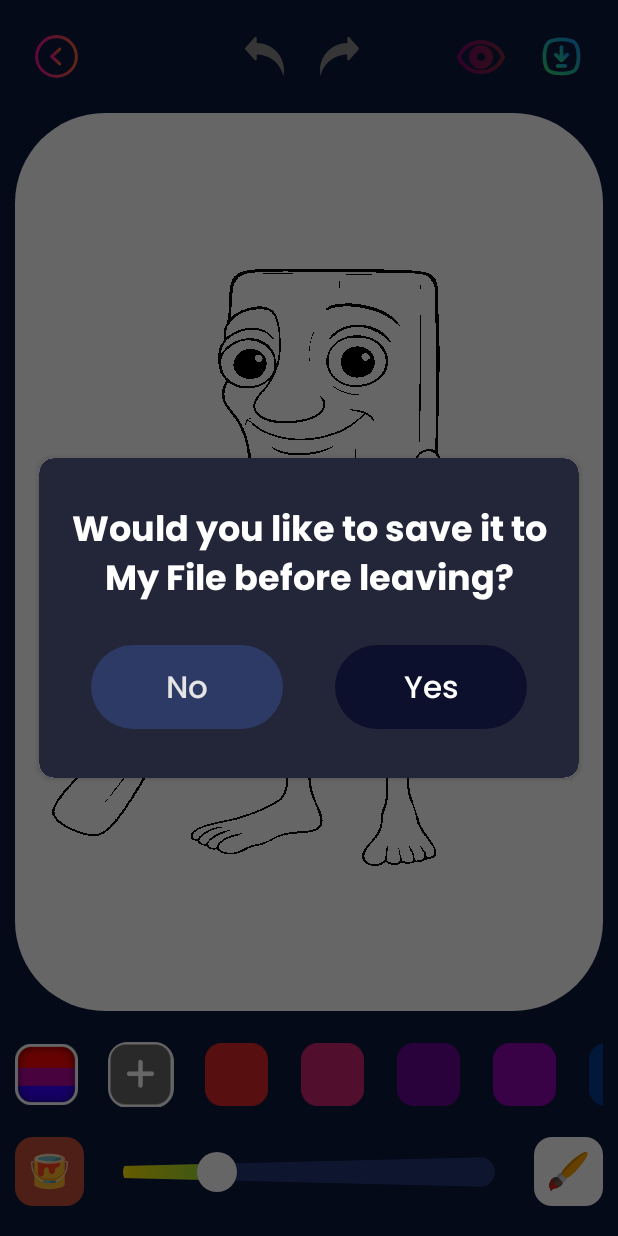
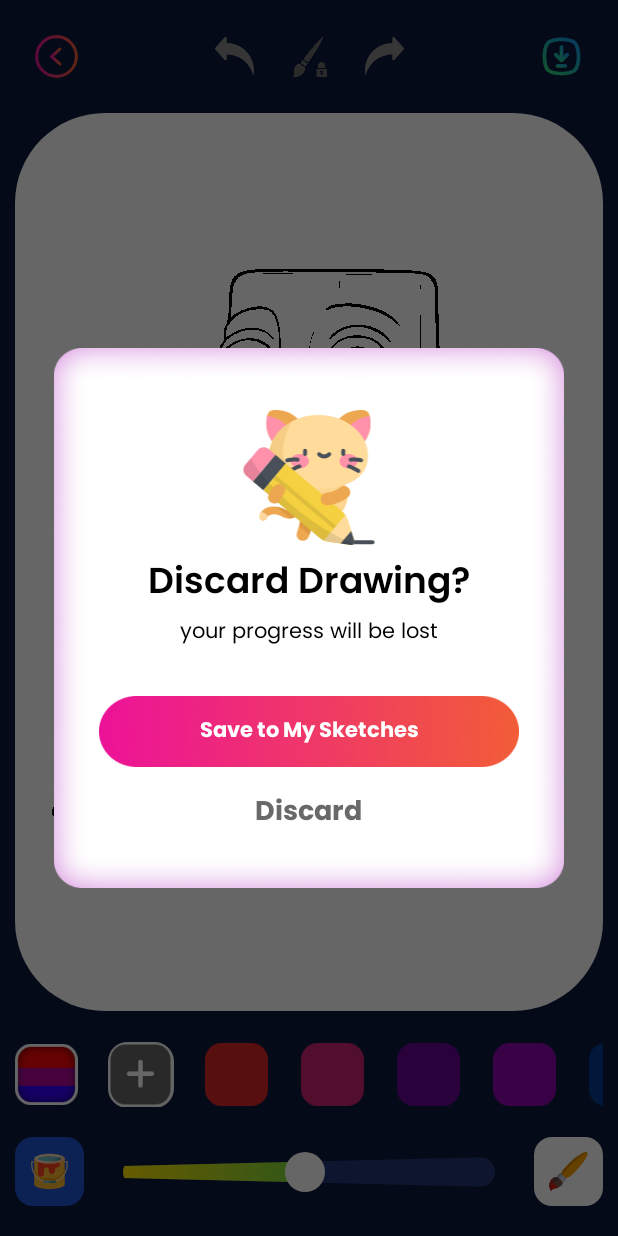
Before and after one commit to DwngSagn38/MagicDoodle, an Android app: the ColorDrawingActivity screen opened directly, with no data from a screen before it, after a tap on an icon or button, on a phone screen of 412 x 824 dp. Run offline under Robolectric (Android 15) with nearby library versions, the phone set to English and light mode, and no system bars; our stand-ins replace Room's generated code.

Commit message:
fix - layout coloring

```diff
--- a/app/src/main/java/com/example/doodleart/data/DataApp.kt
+++ b/app/src/main/java/com/example/doodleart/data/DataApp.kt
@@ -56,14 +56,14 @@ object DataApp {
 
     fun getListColor() : List<ColorModel>{
         return listOf(
-            ColorModel(0, "#FFFFFF" , R.drawable.img_color_add, true),
+            ColorModel(0, "#EC1299" , R.drawable.img_color_add, true),
             ColorModel(1, "#DA2525", R.drawable.img_color_red, true),
             ColorModel(2, "#CC2272", R.drawable.img_color_pink, true),
             ColorModel(3, "#660694", R.drawable.img_color_purple, true),
             ColorModel(4, "#8F04B0", R.drawable.img_color_purple_2, true),
             ColorModel(5, "#023C91", R.drawable.img_color_blue_2, true),
             ColorModel(6, "#0190D6", R.drawable.img_color_blue, true),
-            ColorModel(7, "#FFFFFF" , R.drawable.img_color_add, false),
+            ColorModel(7, "#EC1299" , R.drawable.img_color_add, false),
             ColorModel(8, "#DA2525", R.drawable.img_color_bling_red, false),
             ColorModel(9, "#CC2272", R.drawable.img_color_bling_pink, false),
             ColorModel(10, "#660694", R.drawable.img_color_bling_purple, false),
--- a/app/src/main/java/com/example/doodleart/dialog/DeleteDialog.kt
+++ b/app/src/main/java/com/example/doodleart/dialog/DeleteDialog.kt
@@ -4,19 +4,21 @@ import android.app.Activity
 import android.view.LayoutInflater
 import com.example.doodleart.base.BaseDialog
 import com.example.doodleart.databinding.DialogDeleteBinding
+import com.example.doodleart.databinding.PopupNewFileBinding
 import com.example.doodleart.widget.tap
 
 class DeleteDialog (
     activity1: Activity,
+    val title : String? = null,
     val mess : String? = null,
     val content: String? = null,
     private var action: () -> Unit,
     private var no: () -> Unit,
-) : BaseDialog<DialogDeleteBinding>(activity1, true) {
+) : BaseDialog<PopupNewFileBinding>(activity1, true) {
 
 
-    override fun getContentView(): DialogDeleteBinding {
-        return DialogDeleteBinding.inflate(LayoutInflater.from(activity))
+    override fun getContentView(): PopupNewFileBinding {
+        return PopupNewFileBinding.inflate(LayoutInflater.from(activity))
     }
 
     override fun initView() {
@@ -26,17 +28,19 @@ class DeleteDialog (
         binding.root.tap { dismiss() }
         binding.apply {
 
-            tvMess.text = mess
-
-            tvNo.tap {
+            if(title != null) tv1.text = title
+            if (mess != null) tv2.text = mess
+            if (content != null) tvSave.text = content
+            tvDiscard.tap {
                 no.invoke()
                 dismiss()
             }
 
-            tvYes.tap {
+            tvSave.tap {
                 action.invoke()
                 dismiss()
             }
+
         }
     }
 }
--- a/app/src/main/java/com/example/doodleart/ui/coloring/ColoringDetailActivity.kt
+++ b/app/src/main/java/com/example/doodleart/ui/coloring/ColoringDetailActivity.kt
@@ -50,7 +50,7 @@ class ColoringDetailActivity : BaseActivity<ActivityColoringDetailBinding>() {
         val bitmap = BitmapFactory.decodeResource(resources, resId)
 
         saveBitmapToGallery(bitmap, this@ColoringDetailActivity)
-        val mess = getString(R.string.save_to_gallery)
+        val mess = getString(R.string.photo_saved_to_device)
         Toast.makeText(this, mess, Toast.LENGTH_SHORT).show()
     }
 
--- a/app/src/main/java/com/example/doodleart/ui/coloring/drawing/ColorDrawingActivity.kt
+++ b/app/src/main/java/com/example/doodleart/ui/coloring/drawing/ColorDrawingActivity.kt
@@ -21,10 +21,12 @@ import com.example.doodleart.model.ColorModel
 import com.example.doodleart.model.MyFileModel
 import com.example.doodleart.roomdb.DBHelper
 import com.example.doodleart.ui.custom_view.ZoomablePaintView
+import com.example.doodleart.ui.my_file.MyFileActivity
 import com.example.doodleart.ui.my_file.MyFileDetailActivity
 import com.example.doodleart.ui.my_file.fragment.MyFileAdapter
 import com.example.doodleart.utils.showColorPicker
 import com.example.doodleart.widget.gone
+import com.example.doodleart.widget.invisible
 import com.example.doodleart.widget.savePaintViewToFile
 import com.example.doodleart.widget.setGradientText
 import com.example.doodleart.widget.tap
@@ -35,10 +37,11 @@ class ColorDrawingActivity : BaseActivity<ActivityColorDrawingBinding>() {
     private var idColoring : Int = 0
     private lateinit var myFile : MyFileModel
     private var isEdit : Boolean = false
+    private var isModeType : Boolean = false
     private lateinit var adapterColor : ColorDrawingAdapter
     private lateinit var currentColor : String
-    private var currentColorInt: Int = Color.WHITE
-    private var brushSizePx: Int = 10
+    private var currentColorInt: Int = Color.YELLOW
+    private var brushSizePx: Int = 20
     private lateinit var listColor : List<ColorModel>
     private var isPreview = false
     private lateinit var loadingDialog: Dialog
@@ -54,7 +57,6 @@ class ColorDrawingActivity : BaseActivity<ActivityColorDrawingBinding>() {
         idColoring = intent.getIntExtra("id", 0)
         setData(isEdit)
 
-        binding.imgPreview.setColorFilter(if (isPreview) 0 else R.color.color_555555)
         initLoadingDialog()
         binding.llProgress.bringToFront()
         binding.imgBack.tap { showDialogConfirm() }
@@ -95,15 +97,24 @@ class ColorDrawingActivity : BaseActivity<ActivityColorDrawingBinding>() {
                 zoomablePaintView.redo()
                 updateUndoRedoUI()
             }
-            imgPreview.tap {
-                isPreview = !isPreview
-                zoomablePaintView.setPreviewMode(isPreview)
-                imgPreview.setColorFilter(if (isPreview) 0 else R.color.color_555555)
-                val mess = if (isPreview) getString(R.string.preview_on) else getString(R.string.preview_off)
-                Toast.makeText(this@ColorDrawingActivity, mess, Toast.LENGTH_SHORT).show()
+            imgLockColoringOn.tap {
+                lockColoring()
+                imgLockColoringOn.invisible()
+                imgLockColoringOff.visible()
             }
-            imgColorType.tap {
-                llColorType.visible()
+            imgLockColoringOff.tap {
+                lockColoring()
+                imgLockColoringOn.visible()
+                imgLockColoringOff.invisible()
+            }
+            imgColorType.setOnClickListener {
+                isModeType = !isModeType
+                if (isModeType){
+                    llColorType.visible()
+                }else{
+                    llColorType.gone()
+                }
+
             }
 
             imgColorDefault.tap {
@@ -143,6 +154,12 @@ class ColorDrawingActivity : BaseActivity<ActivityColorDrawingBinding>() {
 
     }
 
+    private fun lockColoring(){
+        isPreview = !isPreview
+        binding.zoomablePaintView.setPreviewMode(isPreview)
+        val mess = if (isPreview) getString(R.string.preview_on) else getString(R.string.preview_off)
+        Toast.makeText(this@ColorDrawingActivity, mess, Toast.LENGTH_SHORT).show()
+    }
     override fun dataObservable() {
     }
 
@@ -166,6 +183,7 @@ class ColorDrawingActivity : BaseActivity<ActivityColorDrawingBinding>() {
             }
             currentColorInt = Color.parseColor(currentColor)
             binding.zoomablePaintView.setBrushColor(currentColorInt)
+            binding.llColorType.gone()
         }
 
         binding.rcvColoring.layoutManager = LinearLayoutManager(this, LinearLayoutManager.HORIZONTAL, false)
@@ -234,7 +252,8 @@ class ColorDrawingActivity : BaseActivity<ActivityColorDrawingBinding>() {
 
     private fun showDialogSave(){
         val mess = getString(R.string.are_you_save_it)
-        val dialog = DeleteDialog(this, mess,
+        val title = getString(R.string.save_it)
+        val dialog = DeleteDialog(this, title,mess,
             action = {
                 binding.zoomablePaintView.resetZoomAndPan()
                 lifecycleScope.launch {
@@ -245,17 +264,17 @@ class ColorDrawingActivity : BaseActivity<ActivityColorDrawingBinding>() {
                         dbHelper.fileDao().insertFile(MyFileModel(path = path, type = false))
                     }
                 }
-                finish()
+                showActivity(MyFileActivity::class.java)
+                finishAffinity()
             },
             no = {})
         dialog.show()
     }
 
     private fun showDialogConfirm() {
-        val mess = getString(R.string.are_you_want_save_it)
+//        val mess = getString(R.string.are_you_want_save_it)
         val dialog = DeleteDialog(
             this,
-            mess,
             action = {
                 binding.zoomablePaintView.resetZoomAndPan()
                 lifecycleScope.launch {
--- a/app/src/main/java/com/example/doodleart/ui/custom_view/TrapezoidProgressView.kt
+++ b/app/src/main/java/com/example/doodleart/ui/custom_view/TrapezoidProgressView.kt
@@ -14,7 +14,7 @@ class TrapezoidProgressView @JvmOverloads constructor(
     context: Context, attrs: AttributeSet? = null
 ) : View(context, attrs) {
 
-    var progress: Float = 0.3f // từ 0f đến 1f
+    var progress: Float = 0.5f // từ 0f đến 1f
         set(value) {
             field = value.coerceIn(0f, 1f)
             invalidate()
--- a/app/src/main/java/com/example/doodleart/ui/custom_view/ZoomablePaintView.kt
+++ b/app/src/main/java/com/example/doodleart/ui/custom_view/ZoomablePaintView.kt
@@ -30,7 +30,7 @@ class ZoomablePaintView @JvmOverloads constructor(
 
     private val drawPaint = Paint(Paint.ANTI_ALIAS_FLAG).apply {
         color = Color.RED
-        strokeWidth = 10f
+        strokeWidth = 20f
         style = Paint.Style.STROKE
         strokeJoin = Paint.Join.ROUND
         strokeCap = Paint.Cap.ROUND
--- a/app/src/main/java/com/example/doodleart/ui/free_creation/FreeCreationActivity.kt
+++ b/app/src/main/java/com/example/doodleart/ui/free_creation/FreeCreationActivity.kt
@@ -459,7 +459,9 @@ class FreeCreationActivity : BaseActivity<ActivityFreeCreationBinding>() {
 //        }
 //    }
     private fun showDialogSave(check: Int){
-        val dialog = DeleteDialog(this, getString(R.string.are_you_save_it),
+    val title = getString(R.string.save_it)
+
+        val dialog = DeleteDialog(this, title ,getString(R.string.are_you_save_it),
             action = {
                 lifecycleScope.launch {
                     val db = DBHelper.getDatabase(this@FreeCreationActivity)
--- a/app/src/main/java/com/example/doodleart/ui/my_file/MyFileActivity.kt
+++ b/app/src/main/java/com/example/doodleart/ui/my_file/MyFileActivity.kt
@@ -24,7 +24,7 @@ class MyFileActivity : BaseActivity<ActivityMyFileBinding>() {
     override fun initView() {
 
         val tabIcons = listOf(R.drawable.ic_coloring, R.drawable.ic_drawing)
-        val tabTitles = listOf(getString(R.string.coloring), getString(R.string.draw))
+        val tabTitles = listOf(getString(R.string.coloration), getString(R.string.draw))
 
         binding.viewPager2.adapter = MyFilePagerAdapter(this)
 
--- a/app/src/main/java/com/example/doodleart/ui/my_file/fragment/ColorationFragment.kt
+++ b/app/src/main/java/com/example/doodleart/ui/my_file/fragment/ColorationFragment.kt
@@ -38,7 +38,7 @@ class ColorationFragment : BaseFragment<FragmentColorationBinding>() {
     private fun setData() {
         lifecycleScope.launch {
             val db = DBHelper.getDatabase(requireContext())
-            val fileList = db.fileDao().getAllFiles().filter { it.type }
+            val fileList = db.fileDao().getAllFiles().filter { !it.type }
 
             if (fileList.isEmpty() || fileList.size == 0) {
                 binding.llEmpty.visible()
--- a/app/src/main/java/com/example/doodleart/ui/my_file/fragment/DrawFragment.kt
+++ b/app/src/main/java/com/example/doodleart/ui/my_file/fragment/DrawFragment.kt
@@ -46,7 +46,7 @@ class DrawFragment : BaseFragment<FragmentColorationBinding>() {
     private fun setData(){
         lifecycleScope.launch {
             val db = DBHelper.getDatabase(requireContext())
-            val fileList = db.fileDao().getAllFiles().filter { !it.type }
+            val fileList = db.fileDao().getAllFiles().filter { it.type }
             if (fileList.isEmpty() || fileList.size == 0) {
                 binding.llEmpty.visible()
                 binding.rcvMyFile.gone()
--- a/app/src/main/res/drawable/bg_color_type_select.xml
+++ b/app/src/main/res/drawable/bg_color_type_select.xml
@@ -1,6 +1,6 @@
 <?xml version="1.0" encoding="utf-8"?>
 <shape xmlns:android="http://schemas.android.com/apk/res/android">
     <corners android:radius="12dp"/>
-    <solid android:color="#CCF25C37"/>
+    <solid android:color="#CC2461FB"/>
     <size android:width="40dp" android:height="40dp"/>
 </shape>
--- a/app/src/main/res/layout/activity_color_drawing.xml
+++ b/app/src/main/res/layout/activity_color_drawing.xml
@@ -29,14 +29,26 @@
         app:layout_constraintEnd_toEndOf="parent"/>
 
     <androidx.appcompat.widget.AppCompatImageView
-        android:id="@+id/imgPreview"
-        android:layout_width="wrap_content"
-        android:layout_height="wrap_content"
-        android:src="@drawable/ic_preview"
-        android:layout_marginEnd="20dp"
+        android:id="@+id/imgLockColoringOff"
+        android:layout_width="30dp"
+        android:layout_height="30dp"
+        android:src="@drawable/ic_lock_coloring"
+        app:tint="@color/gray"
         app:layout_constraintTop_toTopOf="@+id/imgBack"
         app:layout_constraintBottom_toBottomOf="@+id/imgBack"
-        app:layout_constraintEnd_toStartOf="@+id/imgSave"/>
+        app:layout_constraintStart_toStartOf="parent"
+        app:layout_constraintEnd_toEndOf="parent"/>
+
+    <androidx.appcompat.widget.AppCompatImageView
+        android:id="@+id/imgLockColoringOn"
+        android:layout_width="30dp"
+        android:layout_height="30dp"
+        android:visibility="invisible"
+        android:src="@drawable/ic_lock_coloring_on"
+        app:layout_constraintTop_toTopOf="@+id/imgBack"
+        app:layout_constraintBottom_toBottomOf="@+id/imgBack"
+        app:layout_constraintStart_toStartOf="parent"
+        app:layout_constraintEnd_toEndOf="parent"/>
 
 <!--    <androidx.appcompat.widget.AppCompatImageView-->
 <!--        android:id="@+id/imgRePlay"-->
@@ -53,11 +65,10 @@
         android:layout_width="wrap_content"
         android:layout_height="wrap_content"
         android:src="@drawable/ic_undo_left"
-        android:layout_marginEnd="60dp"
+        android:layout_marginEnd="20dp"
         app:layout_constraintTop_toTopOf="@+id/imgBack"
         app:layout_constraintBottom_toBottomOf="@+id/imgBack"
-        app:layout_constraintStart_toEndOf="@+id/imgBack"
-        app:layout_constraintEnd_toStartOf="@+id/imgSave"/>
+        app:layout_constraintEnd_toStartOf="@+id/imgLockColoringOff"/>
 
     <androidx.appcompat.widget.AppCompatImageView
         android:id="@+id/imgRedo"
@@ -67,7 +78,7 @@
         android:layout_marginStart="20dp"
         app:layout_constraintTop_toTopOf="@+id/imgUndo"
         app:layout_constraintBottom_toBottomOf="@+id/imgUndo"
-        app:layout_constraintStart_toEndOf="@+id/imgUndo"/>
+        app:layout_constraintStart_toEndOf="@+id/imgLockColoringOff"/>
 
     <com.example.doodleart.ui.custom_view.ZoomablePaintView
         android:id="@+id/zoomablePaintView"
@@ -192,7 +203,7 @@
             android:layout_width="match_parent"
             android:layout_height="match_parent"
             android:max="39"
-            android:progress="9"
+            android:progress="19"
             android:thumb="@drawable/seekbar_thumb"
             android:background="@android:color/transparent"
             android:progressDrawable="@android:color/transparent"
--- a/app/src/main/res/layout/activity_my_file.xml
+++ b/app/src/main/res/layout/activity_my_file.xml
@@ -12,7 +12,7 @@
         android:id="@+id/imgBack"
         android:layout_width="wrap_content"
         android:layout_height="wrap_content"
-        android:src="@drawable/ic_home"
+        android:src="@drawable/ic_back_1"
         android:layout_marginTop="20dp"
         android:layout_marginStart="20dp"
         app:layout_constraintTop_toTopOf="parent"
--- a/app/src/main/res/layout/popup_new_file.xml
+++ b/app/src/main/res/layout/popup_new_file.xml
@@ -10,7 +10,7 @@
         android:layout_marginHorizontal="36dp"
         android:id="@+id/popupLayout"
         android:layout_width="match_parent"
-        android:layout_height="320dp"
+        android:layout_height="360dp"
         android:background="@drawable/bg_popup_save"
         android:gravity="center"
         android:orientation="vertical"
@@ -31,7 +31,9 @@
 
         <TextView
             android:id="@+id/tv1"
-            android:layout_width="wrap_content"
+            android:layout_width="match_parent"
+            android:layout_marginHorizontal="12dp"
+            android:textAlignment="center"
             android:layout_height="wrap_content"
             android:layout_marginTop="5dp"
             android:fontFamily="@font/poppins_semibold_600"
@@ -44,7 +46,9 @@
 
         <TextView
             android:id="@+id/tv2"
-            android:layout_width="wrap_content"
+            android:layout_width="match_parent"
+            android:layout_marginHorizontal="12dp"
+            android:textAlignment="center"
             android:layout_height="wrap_content"
             android:fontFamily="@font/poppins_regular_400"
             android:text="@string/your_progress_will_be_lost"
@@ -78,7 +82,8 @@
             android:textSize="18sp"
             app:layout_constraintEnd_toEndOf="parent"
             app:layout_constraintStart_toStartOf="parent"
-            app:layout_constraintTop_toBottomOf="@id/tv_save" />
+            app:layout_constraintTop_toBottomOf="@id/tv_save"
+            android:layout_marginBottom="8dp"/>
 
 
     </LinearLayout>
--- a/app/src/main/res/values/strings.xml
+++ b/app/src/main/res/values/strings.xml
@@ -36,8 +36,8 @@
     <string name="free_creation">Free creation</string>
     <string name="inspiration">Inspiration</string>
     <string name="coloring">Coloring</string>
-    <string name="preview_off">Preview is off</string>
-    <string name="preview_on">Preview is on</string>
+    <string name="preview_off">Lock coloring is off</string>
+    <string name="preview_on">Lock coloring is on</string>
     <string name="my_file">My File</string>
     <string name="this_action_can_contain_ads">This action may contain advertising</string>
     <string name="setting">Setting</string>
@@ -54,9 +54,7 @@
     <string name="please_select_type">Please select type</string>
     <string name="photo_saved_to_device">Photo saved to device</string>
     <string name="hello_blank_fragment">Hello blank fragment</string>
-    <string name="are_you_save_it">Do you want to save it in My File?</string>
     <string name="are_you_delete_it">Do you want to delete it?</string>
-    <string name="are_you_want_save_it">Would you like to save it to My File before leaving?</string>
     <string name="no">No</string>
     <string name="yes">Yes</string>
     <string name="detail">Detail</string>
@@ -64,5 +62,8 @@
     <string name="save_to_gallery">Image saved to device</string>
     <string name="coloration">Coloration</string>
     <string name="draw">Draw</string>
+    <string name="save_it">Save it?</string>
+    <string name="are_you_save_it">Do you want to save it in My Sketches?</string>
+    <string name="are_you_want_save_it">Would you like to save it to My Sketches before leaving?</string>
 
 </resources>
```
Also changed, not shown: app/src/main/java/com/example/doodleart/ui/my_file/MyFileDetailActivity.kt (+24 -9 lines), app/src/main/res/layout/activity_my_file_detail.xml (+39 -10 lines), app/src/main/res/drawable/ic_lock_coloring.png (added), app/src/main/res/drawable/ic_lock_coloring_on.png (added), 8 other files.
